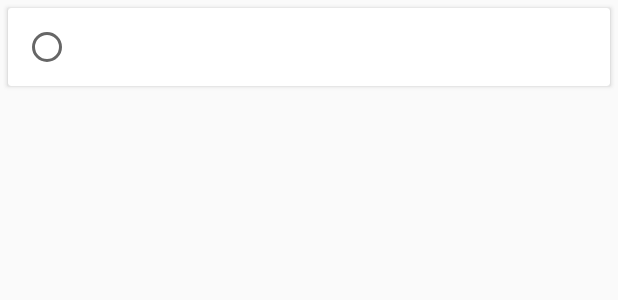
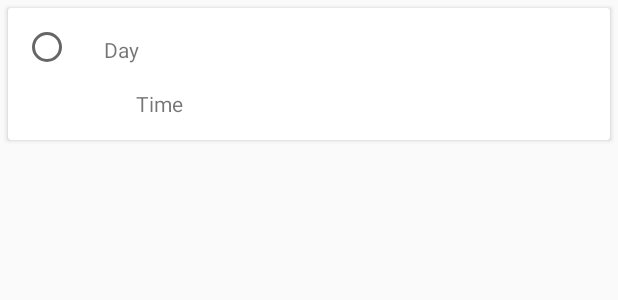
Before and after one commit to BenJeau/SEG2505-Android, an Android app: the layout user_service_provider.xml on its own in the app's theme, with its tools: preview values and no code run, on a phone screen of 412 x 824 dp. Shown: the top 300 px of the screen. Run offline under Robolectric (Android 15) with nearby library versions, the phone set to English and light mode, and no system bars.

```diff
--- a/app/src/main/res/layout/user_service_provider.xml
+++ b/app/src/main/res/layout/user_service_provider.xml
@@ -8,7 +8,7 @@
 
     <android.support.constraint.ConstraintLayout
         android:layout_width="match_parent"
-        android:layout_height="wrap_content"
+        android:layout_height="match_parent"
         android:padding="10dp">
 
 
@@ -17,9 +17,38 @@
             android:layout_width="wrap_content"
             android:layout_height="wrap_content"
             android:text=""
+            tools:ignore="MissingConstraints"
             tools:layout_editor_absoluteX="11dp"
-            tools:layout_editor_absoluteY="0dp"
-            tools:ignore="MissingConstraints" />
+            tools:layout_editor_absoluteY="0dp" />
+
+        <TextView
+            android:id="@+id/day"
+            android:layout_width="232dp"
+            android:layout_height="24dp"
+            android:layout_marginEnd="8dp"
+            android:layout_marginStart="8dp"
+            android:layout_marginTop="8dp"
+            android:text="Day"
+            app:layout_constraintEnd_toEndOf="parent"
+            app:layout_constraintHorizontal_bias="0.136"
+            app:layout_constraintStart_toEndOf="@+id/radioButton"
+            app:layout_constraintTop_toTopOf="parent" />
+
+        <TextView
+            android:id="@+id/time"
+            android:layout_width="232dp"
+            android:layout_height="24dp"
+            android:layout_marginEnd="36dp"
+            android:layout_marginStart="8dp"
+            android:layout_marginTop="12dp"
+            android:text="Time"
+            app:layout_constraintEnd_toEndOf="parent"
+            app:layout_constraintHorizontal_bias="0.642"
+            app:layout_constraintStart_toStartOf="parent"
+            app:layout_constraintTop_toBottomOf="@+id/day" />
+
     </android.support.constraint.ConstraintLayout>
 
+
+
 </android.support.v7.widget.CardView>
```
Also changed, not shown: app/src/main/java/com/seg2505/project/DatePickerFragment.java (added, +33 -0 lines), app/src/main/java/com/seg2505/project/activities/BookingActivity.java (+32 -2 lines), app/src/main/java/com/seg2505/project/adapters/AvailAdapter.java (+9 -3 lines), app/src/main/res/layout/activity_booking.xml (+9 -0 lines).
